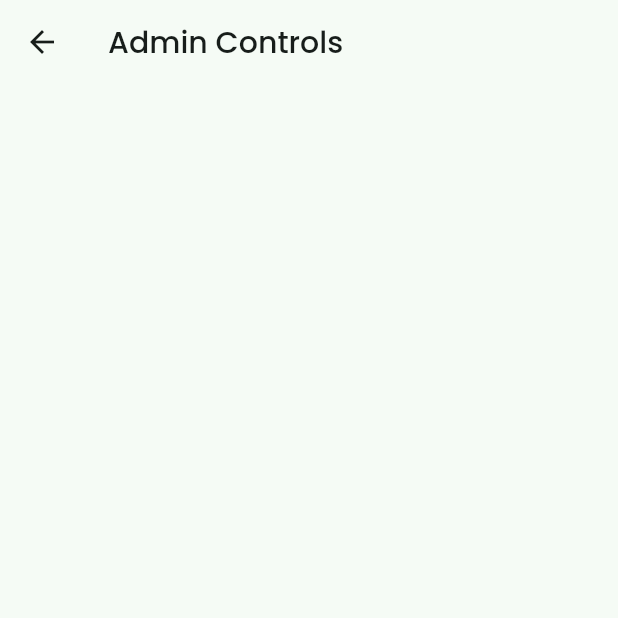
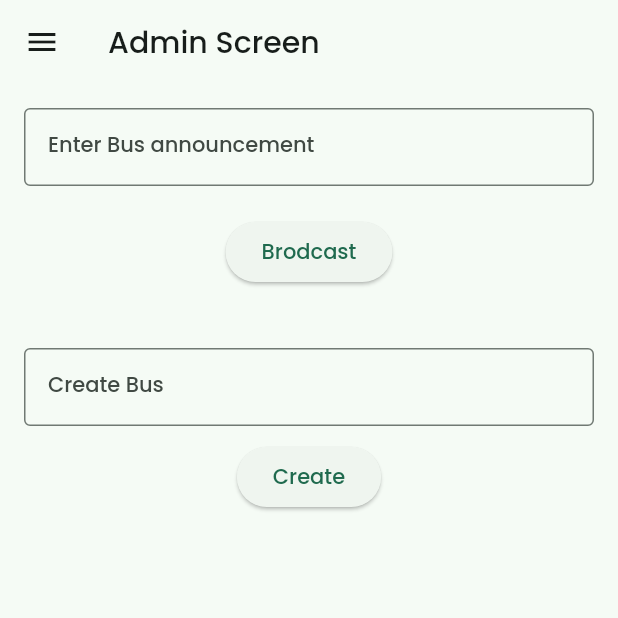
Before and after one commit to Mann082/Campus-Connect, a Flutter app: the adminScreen screen opened by its route, on a phone screen of 412 x 824 dp, the top half of it. Run offline on Flutter 3.47's test engine with Material 2 defaults, Android fonts, the phone set to English and light mode, and no system bars; our stand-ins replace geolocator, google_fonts, google_maps_flutter, lite_rolling_switch, shared_preferences; accounts and stored records are empty.

Commit message:
next init

```diff
--- a/campus_connect/lib/main.dart
+++ b/campus_connect/lib/main.dart
@@ -54,7 +54,7 @@ class MyApp extends StatelessWidget {
             SignUp.routeName: (context) => const SignUp(),
             driverControlsScreen.routeName: (context) =>
                 const driverControlsScreen(),
-            adminScreen.routeName: (context) => const adminScreen(),
+            adminScreen.routeName: (context) => adminScreen(),
             SplashScreen.routename: (context) => SplashScreen()
           },
           initialRoute: SplashScreen.routename),
--- a/campus_connect/lib/screen/adminScreen.dart
+++ b/campus_connect/lib/screen/adminScreen.dart
@@ -1,14 +1,119 @@
+import 'dart:convert';
+import 'dart:math';
+
+import 'package:campus_connect/widgets/mainDrawer.dart';
 import 'package:flutter/material.dart';
+import 'package:http/http.dart' as http;
 
-class adminScreen extends StatelessWidget {
+class adminScreen extends StatefulWidget {
   static const routeName = '/adminScreen';
-  const adminScreen({super.key});
+
+  adminScreen({super.key});
+
+  @override
+  State<adminScreen> createState() => _adminScreenState();
+}
+
+class _adminScreenState extends State<adminScreen> {
+  TextEditingController _controller = TextEditingController();
+
+  void _handleSubmit() async {
+    try {
+      var url = Uri.https(
+          "campusconnect-401818-default-rtdb.asia-southeast1.firebasedatabase.app",
+          '/Buses.json');
+      var response = await http.get(url);
+      var resData = jsonDecode(response.body);
+      url = Uri.https(
+          "campusconnect-401818-default-rtdb.asia-southeast1.firebasedatabase.app",
+          '/.json');
+      resData.add([_controller.text, "${DateTime.now()}"]);
+      print(resData);
+      var newresponse = {'Buses': resData};
+      response = await http.patch(url, body: jsonEncode(newresponse));
+      print(jsonDecode(response.body));
+      _showSuccessDialog();
+    } catch (err) {
+      _showErrorDialog(err.toString());
+    }
+    // var requestData =
+  }
+
+  void _showSuccessDialog() {
+    showDialog(
+      context: context,
+      builder: (context) => AlertDialog(
+        title: const Text("Bus Added Successfully"),
+        // content: Text("You can login now"),
+        actions: [
+          TextButton(
+              onPressed: () {
+                Navigator.of(context).pop();
+              },
+              child: const Text("Okay!"))
+        ],
+      ),
+    );
+  }
+
+  void _showErrorDialog(String message) {
+    showDialog(
+      context: context,
+      builder: (context) => AlertDialog(
+        title: const Text("Oops!! An Error Occured"),
+        content: Text(message),
+        actions: [
+          TextButton(
+              onPressed: () {
+                Navigator.of(context).pop();
+              },
+              child: const Text("Okay!"))
+        ],
+      ),
+    );
+  }
 
   @override
   Widget build(BuildContext context) {
     return Scaffold(
-      appBar: AppBar(title: const Text('Admin Controls')),
-      body: const Center(),
+      appBar: AppBar(
+        title: const Text('Admin Screen'),
+      ),
+      drawer: mainDrawer(title: 'Admin'),
+      body: Padding(
+        padding: EdgeInsets.all(16.0),
+        child: Column(
+          children: <Widget>[
+            TextField(
+              controller: TextEditingController(),
+              decoration: InputDecoration(
+                labelText: 'Enter Bus announcement',
+                border: OutlineInputBorder(),
+              ),
+            ),
+            SizedBox(height: 20),
+            ElevatedButton(
+              onPressed: () {},
+              child: Text('Brodcast'),
+            ),
+            SizedBox(height: 40),
+            TextField(
+              controller: _controller,
+              decoration: const InputDecoration(
+                labelText: 'Create Bus',
+                border: OutlineInputBorder(),
+              ),
+            ),
+            const SizedBox(
+              height: 10,
+            ),
+            ElevatedButton(
+              onPressed: _handleSubmit,
+              child: Text('Create'),
+            ),
+          ],
+        ),
+      ),
     );
   }
 }
--- a/campus_connect/lib/screen/drivercontrols.dart
+++ b/campus_connect/lib/screen/drivercontrols.dart
@@ -20,8 +20,10 @@ class _driverControlsScreenState extends State<driverControlsScreen> {
   var _pushLocation = false;
   Timer? _locationTimer;
 
-  void _startTimer() {
-    _locationTimer = Timer.periodic(Duration(seconds: 1), (timer) {
+  void _startTimer() async {
+    await Geolocator.checkPermission();
+    await Geolocator.requestPermission();
+    _locationTimer = Timer.periodic(const Duration(seconds: 1), (timer) {
       if (_pushLocation) {
         _getCurrentLocation();
       }
```
